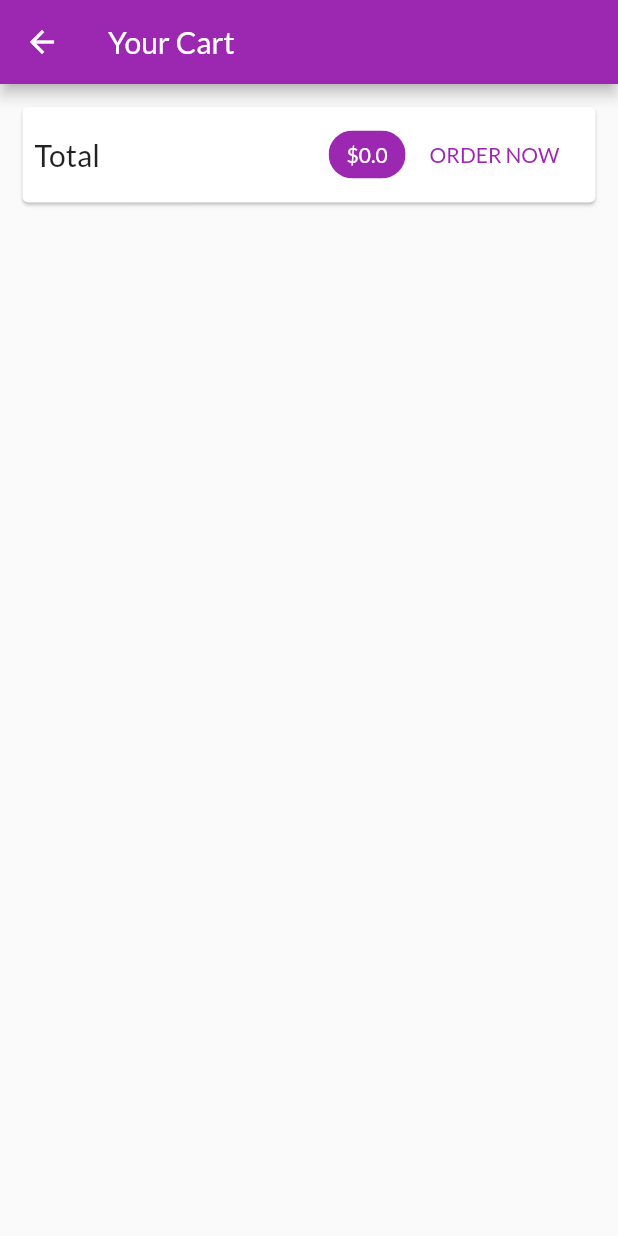
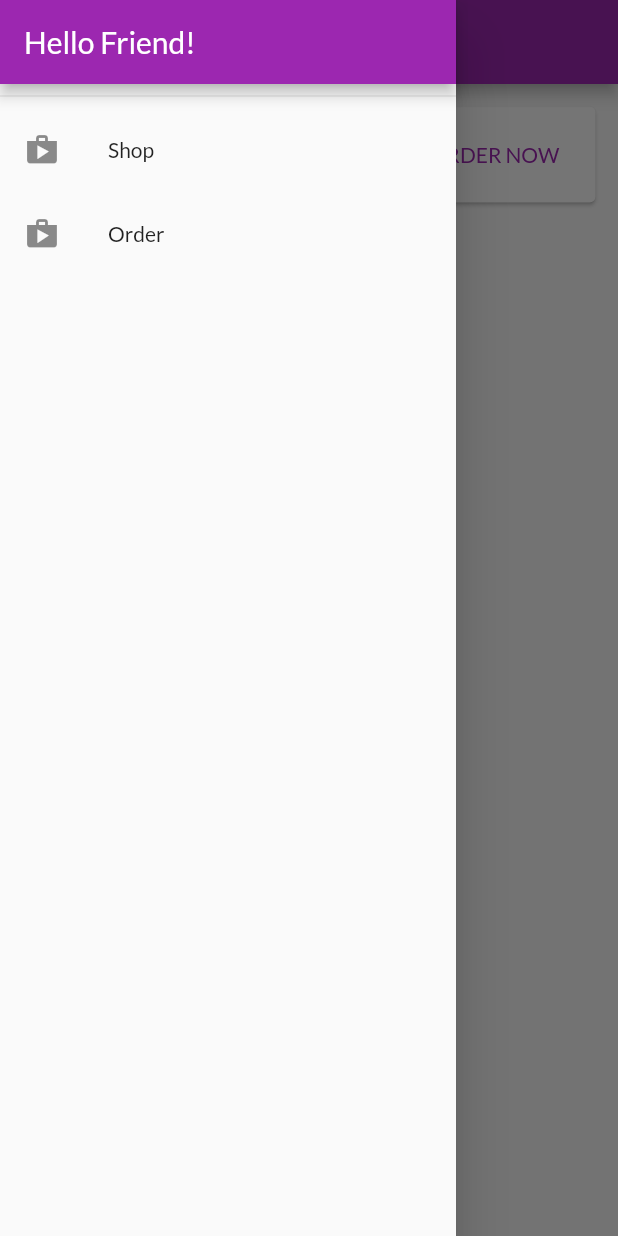
Before and after one commit to IsaacYouKorea/shopping_app, a Flutter app: the CartScreen screen opened by its route, with the side drawer open (before the commit the screen has no drawer), on a phone screen of 412 x 824 dp. Run offline on Flutter 3.47's test engine with Material 2 defaults, Android fonts, the phone set to English and light mode, and no system bars; network calls fail.

Commit message:
* AppDrawer 추가

```diff
--- a/lib/main.dart
+++ b/lib/main.dart
@@ -3,6 +3,7 @@ import 'package:provider/provider.dart';
 import './screens/cart_screen.dart';
 import './screens/product_overview_screen.dart';
 import './screens/product_detail_screen.dart';
+import './screens/order_screen.dart';
 import './providers/products.dart';
 import './providers/cart.dart';
 import './providers/orders.dart';
@@ -28,7 +29,8 @@ class MyApp extends StatelessWidget {
         home: ProductOverviewScreen(),
         routes: {
           ProductDetailScreen.routeName: (ctx) => ProductDetailScreen(),
-          CartScreen.routeName: (ctx) => CartScreen()
+          CartScreen.routeName: (ctx) => CartScreen(),
+          OrderScreen.routeName: (ctx) => OrderScreen()
         },
       ),
     );
--- a/lib/screens/cart_screen.dart
+++ b/lib/screens/cart_screen.dart
@@ -4,6 +4,7 @@ import 'package:provider/provider.dart';
 import '../providers/cart.dart' show Cart;
 import '../widgets/cart_item.dart';
 import '../providers/orders.dart';
+import '../widgets/app_drawer.dart';
 
 class CartScreen extends StatelessWidget {
   static const routeName = '/cart';
@@ -14,6 +15,7 @@ class CartScreen extends StatelessWidget {
       appBar: AppBar(
         title: Text('Your Cart'),
       ),
+      drawer: AppDrawer(),
       body: Column(
         children: <Widget>[
           Card(
--- a/lib/screens/order_screen.dart
+++ b/lib/screens/order_screen.dart
@@ -2,8 +2,10 @@ import 'package:flutter/material.dart';
 import 'package:provider/provider.dart';
 import '../providers/orders.dart' show Orders;
 import '../widgets/order_item.dart';
+import '../widgets/app_drawer.dart';
 
 class OrderScreen extends StatelessWidget {
+  static const routeName = '/orders';
   @override
   Widget build(BuildContext context) {
     final ordersData = Provider.of<Orders>(context);
@@ -11,6 +13,7 @@ class OrderScreen extends StatelessWidget {
         appBar: AppBar(
           title: Text('Your Orders'),
         ),
+        drawer: AppDrawer(),
         body: ListView.builder(
             itemCount: ordersData.orders.length,
             itemBuilder: (BuildContext context, int index) =>
--- a/lib/screens/product_detail_screen.dart
+++ b/lib/screens/product_detail_screen.dart
@@ -2,6 +2,7 @@ import 'package:flutter/material.dart';
 import '../models/product.dart';
 import 'package:provider/provider.dart';
 import '../providers/products.dart';
+import '../widgets/app_drawer.dart';
 
 class ProductDetailScreen extends StatelessWidget {
   // final Product product;
@@ -17,6 +18,7 @@ class ProductDetailScreen extends StatelessWidget {
         appBar: AppBar(
           title: Text(loadedProduct.title),
         ),
+        drawer: AppDrawer(),
         body: SingleChildScrollView(
           child: Column(
             children: <Widget>[
--- a/lib/screens/product_overview_screen.dart
+++ b/lib/screens/product_overview_screen.dart
@@ -4,6 +4,7 @@ import '../widgets/products_grid.dart';
 import 'package:provider/provider.dart';
 import '../widgets/badge.dart';
 import '../providers/cart.dart';
+import '../widgets/app_drawer.dart';
 
 enum FilterOptions { Favorites, All }
 
@@ -53,6 +54,7 @@ class _ProductOverviewScreenState extends State<ProductOverviewScreen> {
           ),
         )
       ]),
+      drawer: AppDrawer(),
       body: ProductsGrid(_showFavoritesOnly),
     );
     return scaffold;
--- /dev/null
+++ b/lib/widgets/app_drawer.dart
@@ -0,0 +1,32 @@
+import 'package:flutter/material.dart';
+import '../screens/order_screen.dart';
+
+class AppDrawer extends StatelessWidget {
+  @override
+  Widget build(BuildContext context) {
+    return Drawer(
+      child: Column(
+        children: <Widget>[
+          AppBar(
+            title: Text('Hello Friend!'),
+            automaticallyImplyLeading: false,
+          ),
+          Divider(),
+          ListTile(
+              leading: Icon(Icons.shop),
+              title: Text('Shop'),
+              onTap: () {
+                Navigator.of(context).pushReplacementNamed('/');
+              }),
+          ListTile(
+              leading: Icon(Icons.shop),
+              title: Text('Order'),
+              onTap: () {
+                Navigator.of(context).pushReplacementNamed(OrderScreen.routeName);
+              })
+
+        ],
+      ),
+    );
+  }
+}
--- a/lib/widgets/order_item.dart
+++ b/lib/widgets/order_item.dart
@@ -17,7 +17,7 @@ class OrderItem extends StatelessWidget {
           ListTile(
             title: Text('\$${order.amount}'),
             subtitle:
-                Text(DateFormat('dd MM yyyy hh:mm').format(order.dateTime)),
+                Text(DateFormat('dd/MM/yyyy hh:mm').format(order.dateTime)),
             trailing: IconButton(
               icon: Icon(Icons.expand_more),
               onPressed: () {},
```
